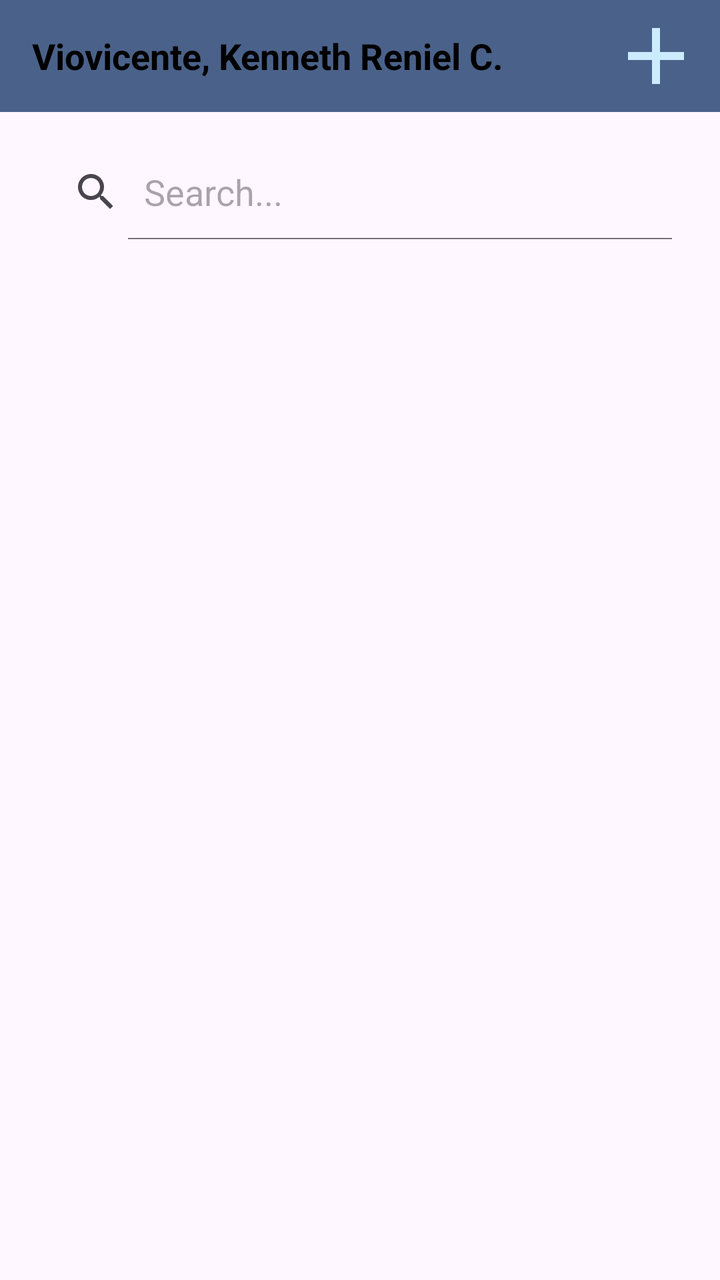
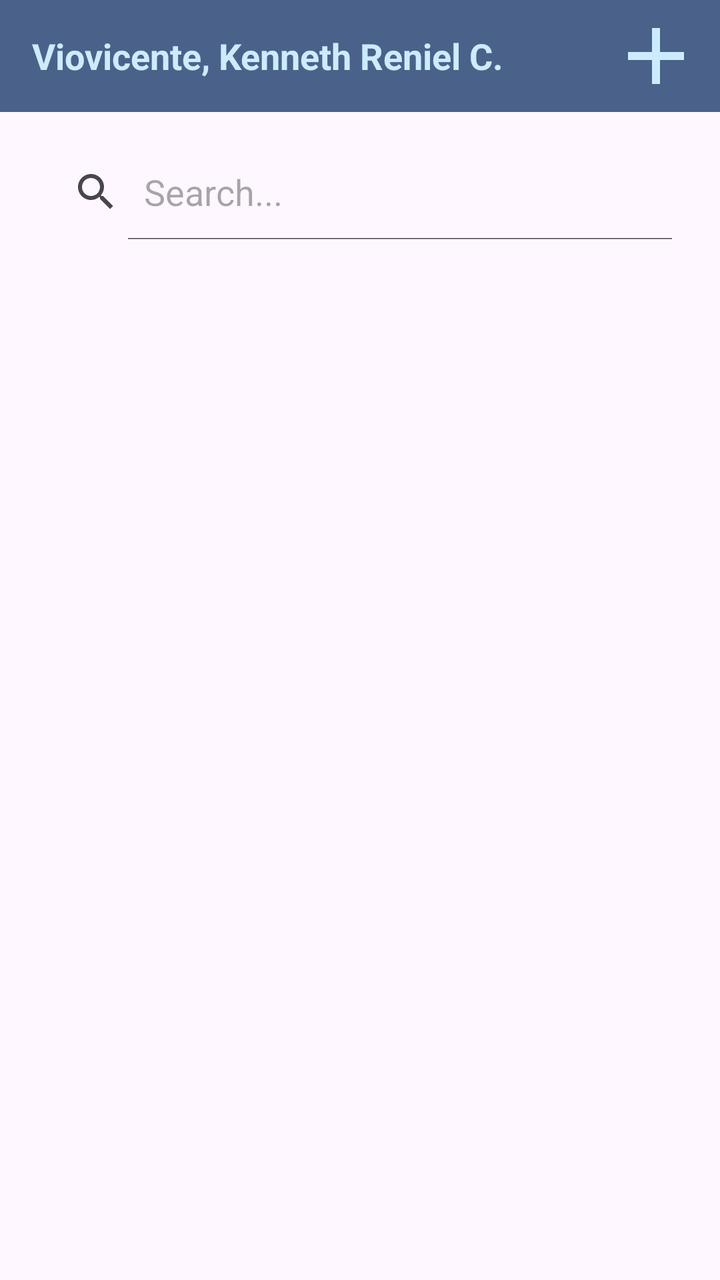

The first picture is an Android layout as it rendered before a commit; the second is the same layout after the commit. The layout source and the unified diff follow.
<!-- AndroidManifest.xml: application theme Theme.StudentDatabase -->
<!-- res/layout/activity_main.xml -->
<?xml version="1.0" encoding="utf-8"?>
<LinearLayout xmlns:android="http://schemas.android.com/apk/res/android"
    xmlns:app="http://schemas.android.com/apk/res-auto"
    xmlns:tools="http://schemas.android.com/tools"
    android:id="@+id/main"
    android:layout_width="match_parent"
    android:layout_height="match_parent"
    android:orientation="vertical"
    tools:context=".MainActivity">

    <Toolbar
        android:layout_width="match_parent"
        android:layout_height="wrap_content"
        android:background="@color/primary">

        <TextView
            android:layout_width="wrap_content"
            android:layout_height="wrap_content"
            android:layout_gravity="start"
            android:text="Viovicente, Kenneth Reniel C."
            android:textColor="@color/black"
            android:textSize="18sp"
            android:textStyle="bold" />

        <ImageButton
            android:id="@+id/btnAdd"
            android:layout_width="48dp"
            android:layout_height="48dp"
            android:layout_gravity="end"
            android:layout_marginEnd="8dp"
            android:background="@color/transparent"
            android:src="@drawable/baseline_add_24" />

    </Toolbar>

    <LinearLayout
        android:layout_width="match_parent"
        android:layout_height="wrap_content"
        android:orientation="vertical"
        android:layout_margin="16dp">

        <SearchView
            android:id="@+id/searchView"
            android:queryHint="Search..."
            android:layout_width="match_parent"
            android:layout_height="48dp"
            android:iconifiedByDefault="false"
            android:layout_gravity="center_vertical"
            android:layout_marginBottom="12dp"/>

        <androidx.recyclerview.widget.RecyclerView
            android:id="@+id/recyclerView1"
            android:layout_width="match_parent"
            android:layout_height="match_parent" />

    </LinearLayout>

</LinearLayout>
<!-- resources referenced by this layout -->
<resources>
  <color name="black">#FF000000</color>
  <color name="primary">#4A628A</color>
  <color name="transparent">#00000000</color>
  <!-- drawable baseline_add_24 (drawable) -->
  <vector xmlns:android="http://schemas.android.com/apk/res/android"
      android:height="48dp"
      android:tint="@color/onPrimary"
      android:viewportHeight="24"
      android:viewportWidth="24"
      android:width="48dp">
        
      <path
          android:fillColor="@android:color/white"
          android:pathData="M19,13h-6v6h-2v-6H5v-2h6V5h2v6h6v2z"/>
      
  </vector>
  <style name="Theme.StudentDatabase" parent="Base.Theme.StudentDatabase" />
  <color name="onPrimary">#CCEBFF</color>
  <style name="Base.Theme.StudentDatabase" parent="Theme.Material3.DayNight.NoActionBar">
          
          
      </style>
</resources>

<!-- the commit's change to res/layout/activity_main.xml (unified diff, before → after) -->
@@ -18,7 +18,7 @@
             android:layout_height="wrap_content"
             android:layout_gravity="start"
             android:text="Viovicente, Kenneth Reniel C."
-            android:textColor="@color/black"
+            android:textColor="@color/onPrimary"
             android:textSize="18sp"
             android:textStyle="bold" />
 
<!-- resource entries referenced after the edit -->
@@ -1,6 +1,6 @@
 <!-- resources referenced by this layout -->
 <resources>
-  <color name="black">#FF000000</color>
+  <color name="onPrimary">#CCEBFF</color>
   <color name="primary">#4A628A</color>
   <color name="transparent">#00000000</color>
   <!-- drawable baseline_add_24 (drawable) -->
@@ -17,7 +17,6 @@
       
   </vector>
   <style name="Theme.StudentDatabase" parent="Base.Theme.StudentDatabase" />
-  <color name="onPrimary">#CCEBFF</color>
   <style name="Base.Theme.StudentDatabase" parent="Theme.Material3.DayNight.NoActionBar">
           
           
